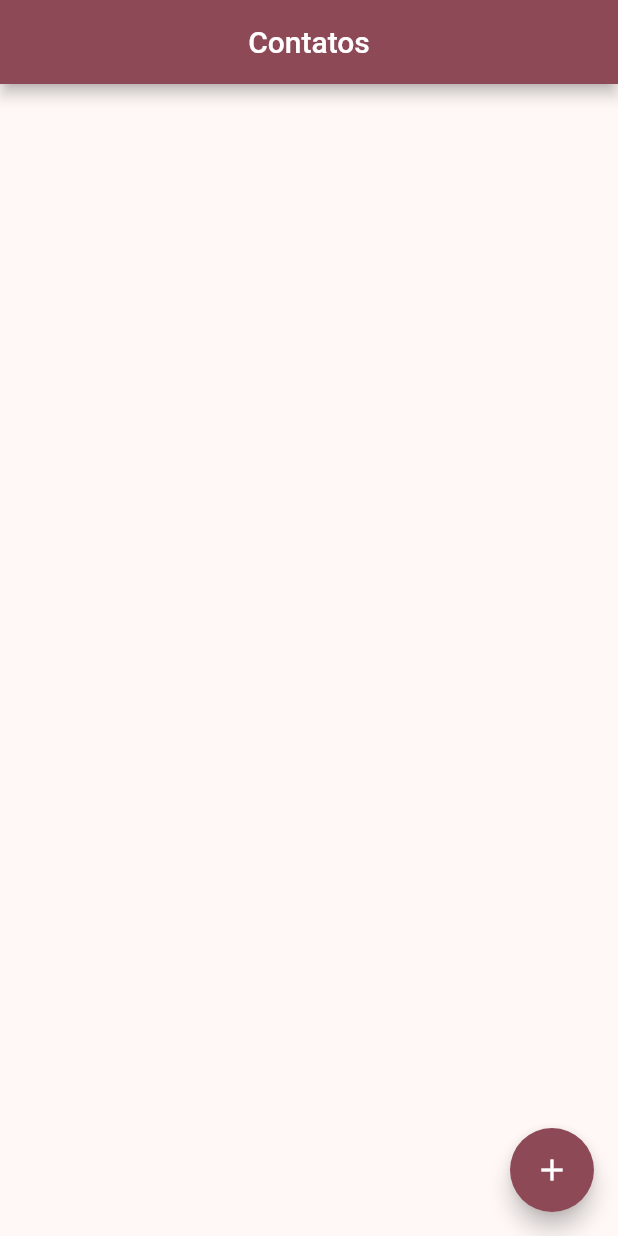
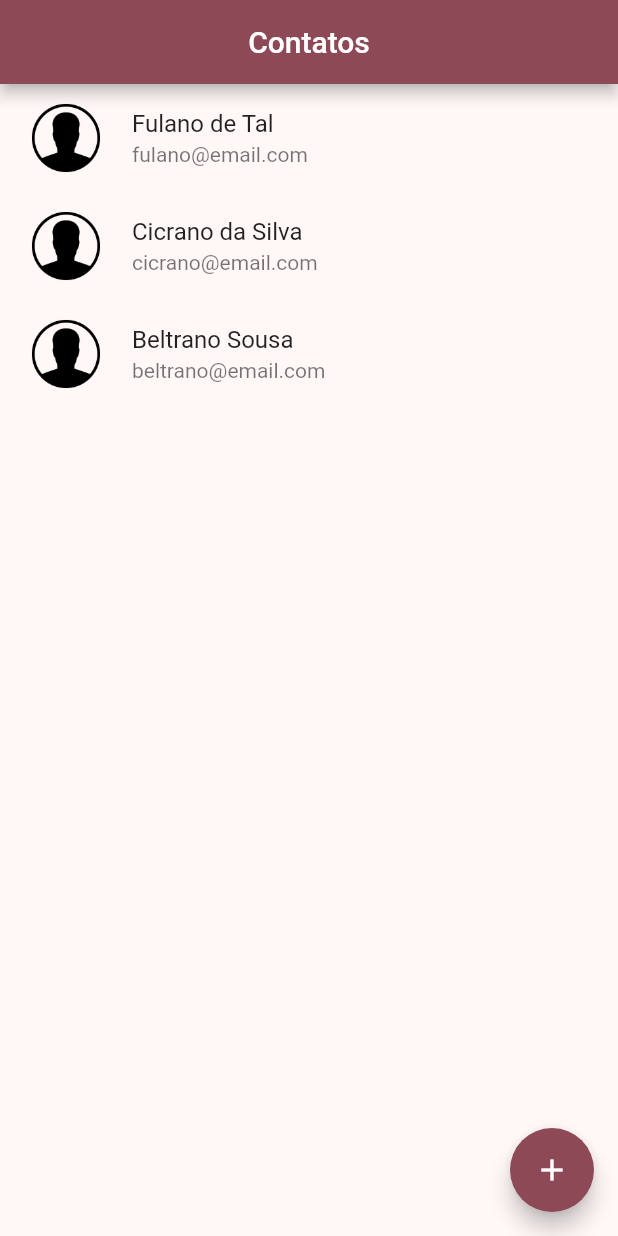
Before and after one commit to uespi-phb/prog4-20222, a Flutter app: the screen it shows after launch, on a phone screen of 412 x 824 dp. Run offline on Flutter 3.47's test engine with Material 2 defaults, Android fonts, the phone set to English and light mode, and no system bars; our stand-ins replace font_awesome_flutter.

Commit message:
Aula 2023-06-12

```diff
--- a/agenda/lib/app/agenda_app.dart
+++ b/agenda/lib/app/agenda_app.dart
@@ -3,6 +3,7 @@ import 'package:flutter/material.dart';
 import 'app_route.dart';
 import '../pages/main_page.dart';
 import '../pages/contact_page.dart';
+import '../models/contact.dart';
 
 class AgendaApp extends StatelessWidget {
   const AgendaApp({super.key});
@@ -17,8 +18,14 @@ class AgendaApp extends StatelessWidget {
       ),
       initialRoute: AppRoute.home.name,
       routes: {
-        AppRoute.home.name: (_) => const MainPage(),
-        AppRoute.newContact.name: (_) => const ContactPage(),
+        AppRoute.home.name: (_) => MainPage(),
+        AppRoute.newContact.name: (context) {
+          final contact =
+              ModalRoute.of(context)?.settings.arguments as Contact?;
+          return ContactPage(
+            contact: contact,
+          );
+        },
       },
     );
   }
--- a/agenda/lib/models/contact.dart
+++ b/agenda/lib/models/contact.dart
@@ -4,10 +4,10 @@ class Contact {
   final String email;
   final String phone;
 
-  Contact(
-    this.id,
-    this.name,
-    this.email,
-    this.phone,
-  );
+  Contact({
+    required this.id,
+    required this.name,
+    required this.email,
+    required this.phone,
+  });
 }
--- /dev/null
+++ b/agenda/lib/models/data.dart
@@ -0,0 +1,22 @@
+import './contact.dart';
+
+final kContactData = [
+  Contact(
+    id: 'id1',
+    name: 'Fulano de Tal',
+    email: 'fulano@email.com',
+    phone: '99881-1122',
+  ),
+  Contact(
+    id: 'id2',
+    name: 'Cicrano da Silva',
+    email: 'cicrano@email.com',
+    phone: '99881-3299',
+  ),
+  Contact(
+    id: 'id3',
+    name: 'Beltrano Sousa',
+    email: 'beltrano@email.com',
+    phone: '99651-8373',
+  ),
+];
--- a/agenda/lib/pages/main_page.dart
+++ b/agenda/lib/pages/main_page.dart
@@ -1,9 +1,13 @@
 import 'package:flutter/material.dart';
 
 import '../app/app_route.dart';
+import '../models/data.dart';
+import '../widgets/contact_tile.dart';
 
 class MainPage extends StatelessWidget {
-  const MainPage({super.key});
+  final _contactData = kContactData;
+
+  MainPage({super.key});
 
   @override
   Widget build(BuildContext context) {
@@ -21,7 +25,10 @@ class MainPage extends StatelessWidget {
           Icons.add,
         ),
       ),
-      body: null,
+      body: ListView.builder(
+        itemCount: _contactData.length,
+        itemBuilder: (context, index) => ContactTile(_contactData[index]),
+      ),
     );
   }
 }
--- /dev/null
+++ b/agenda/lib/widgets/contact_tile.dart
@@ -0,0 +1,29 @@
+import 'package:flutter/material.dart';
+
+import '../app/app_images.dart';
+import '../app/app_route.dart';
+import '../models/contact.dart';
+
+class ContactTile extends StatelessWidget {
+  final Contact contact;
+
+  const ContactTile(
+    this.contact, {
+    super.key,
+  });
+
+  @override
+  Widget build(BuildContext context) {
+    return ListTile(
+      leading: Image.asset(AppImages.person),
+      title: Text(contact.name),
+      subtitle: Text(contact.email),
+      onTap: () {
+        Navigator.of(context).pushNamed(
+          AppRoute.newContact.name,
+          arguments: contact,
+        );
+      },
+    );
+  }
+}
```
Also changed, not shown: agenda/lib/pages/contact_page.dart (+34 -10 lines).
